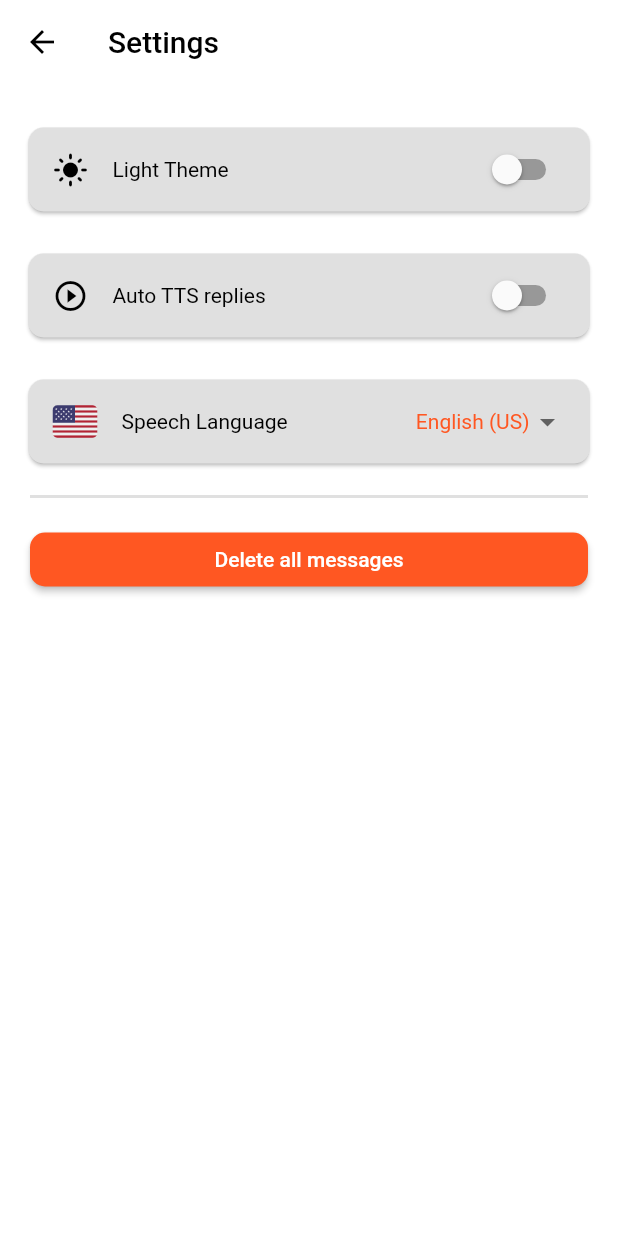
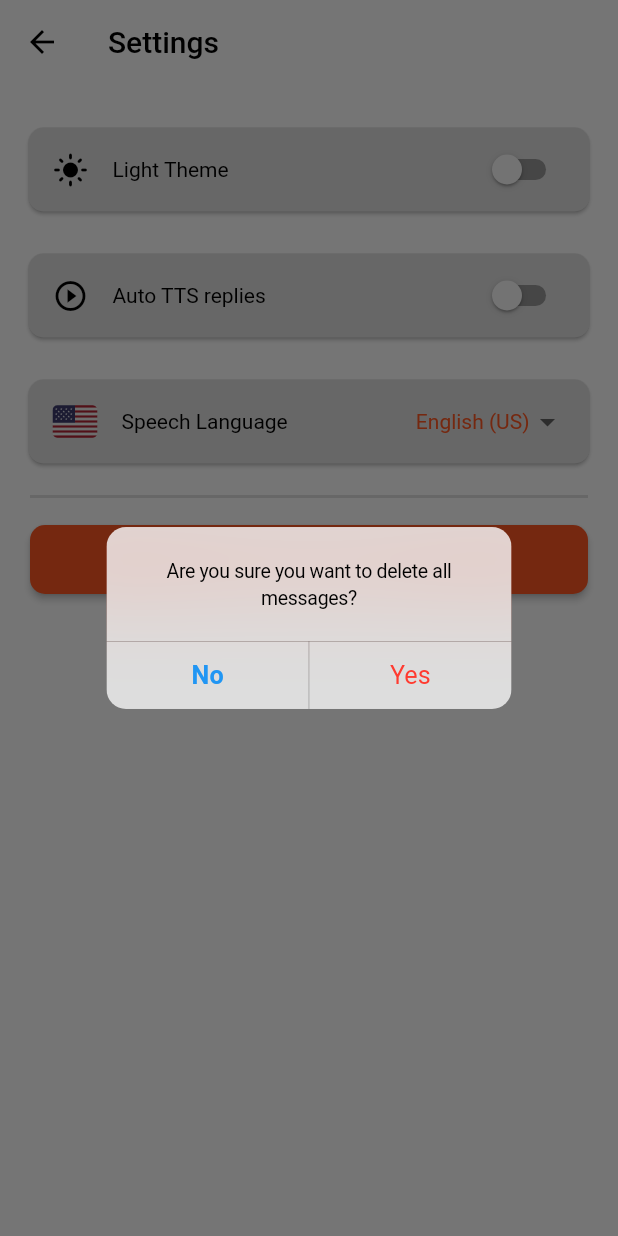
Before and after one commit to Cpp4Life/flutter-voicegpt, a Flutter app: the SettingScreen screen opened by its route, after a tap on "Delete all messages", on a phone screen of 412 x 824 dp. Run offline on Flutter 3.47's test engine with Material 2 defaults, Android fonts, the phone set to English and light mode, and no system bars; our stand-ins replace flutter_dotenv, flutter_svg, flutter_tts, speech_to_text; missing offline and left inert: chat_gpt_sdk.

Commit message:
delete all messages

```diff
--- a/lib/providers/chat_provider.dart
+++ b/lib/providers/chat_provider.dart
@@ -2,7 +2,7 @@ import 'package:flutter/material.dart';
 import 'package:voicegpt/models/chat_model.dart';
 
 class ChatProvider with ChangeNotifier {
-  final List<ChatModel> _messages = [];
+  List<ChatModel> _messages = [];
 
   List<ChatModel> get messages {
     return [..._messages];
@@ -21,4 +21,9 @@ class ChatProvider with ChangeNotifier {
     _messages.removeWhere((element) => element.id == 'assistant-response');
     notifyListeners();
   }
+
+  void deleteAllMessages() {
+    _messages = [];
+    notifyListeners();
+  }
 }
--- a/lib/screens/setting_screen.dart
+++ b/lib/screens/setting_screen.dart
@@ -1,6 +1,8 @@
+import 'package:flutter/cupertino.dart';
 import 'package:flutter/material.dart';
 import 'package:flutter_svg/svg.dart';
 import 'package:provider/provider.dart';
+import 'package:voicegpt/providers/chat_provider.dart';
 import 'package:voicegpt/providers/theme_provider.dart';
 
 class SettingScreen extends StatefulWidget {
@@ -39,6 +41,7 @@ class _SettingScreenState extends State<SettingScreen> {
   @override
   Widget build(BuildContext context) {
     final themePvd = Provider.of<ThemeProvider>(context, listen: false);
+    final chatPvd = Provider.of<ChatProvider>(context, listen: false);
 
     return Scaffold(
       backgroundColor: Theme.of(context).colorScheme.primary,
@@ -168,9 +171,34 @@ class _SettingScreenState extends State<SettingScreen> {
             Container(
               margin: const EdgeInsets.symmetric(vertical: 10, horizontal: 5),
               child: ElevatedButton(
-                onPressed: () {},
+                onPressed: () => showDialog<String>(
+                  context: context,
+                  builder: (BuildContext context) => CupertinoAlertDialog(
+                    content: const Text('Are you sure you want to delete all messages?'),
+                    actions: <CupertinoDialogAction>[
+                      CupertinoDialogAction(
+                        isDefaultAction: true,
+                        onPressed: () {
+                          Navigator.pop(context);
+                        },
+                        child: const Text(
+                          'No',
+                          style: TextStyle(color: Colors.blue),
+                        ),
+                      ),
+                      CupertinoDialogAction(
+                        isDestructiveAction: true,
+                        onPressed: () {
+                          chatPvd.deleteAllMessages();
+                          Navigator.pop(context);
+                        },
+                        child: const Text('Yes'),
+                      ),
+                    ],
+                  ),
+                ),
                 style: ElevatedButton.styleFrom(
-                  padding: EdgeInsets.zero,
+                  padding: const EdgeInsets.all(15),
                   backgroundColor: Theme.of(context).colorScheme.secondary,
                   shape: RoundedRectangleBorder(
                     borderRadius: BorderRadius.circular(10),
--- a/lib/widgets/chat_item.dart
+++ b/lib/widgets/chat_item.dart
@@ -36,7 +36,7 @@ class _ChatItemWidgetState extends State<ChatItemWidget> {
 
   Future _speak(String msg) async {
     await _tts.setLanguage(widget.locale);
-    await _tts.setSpeechRate(0.55);
+    await _tts.setSpeechRate(0.5);
     await _tts.setVolume(1.0);
     await _tts.setPitch(1.0);
 
```
Also changed, not shown: lib/widgets/text_n_voice.dart (+10 -5 lines), 2 other files.
